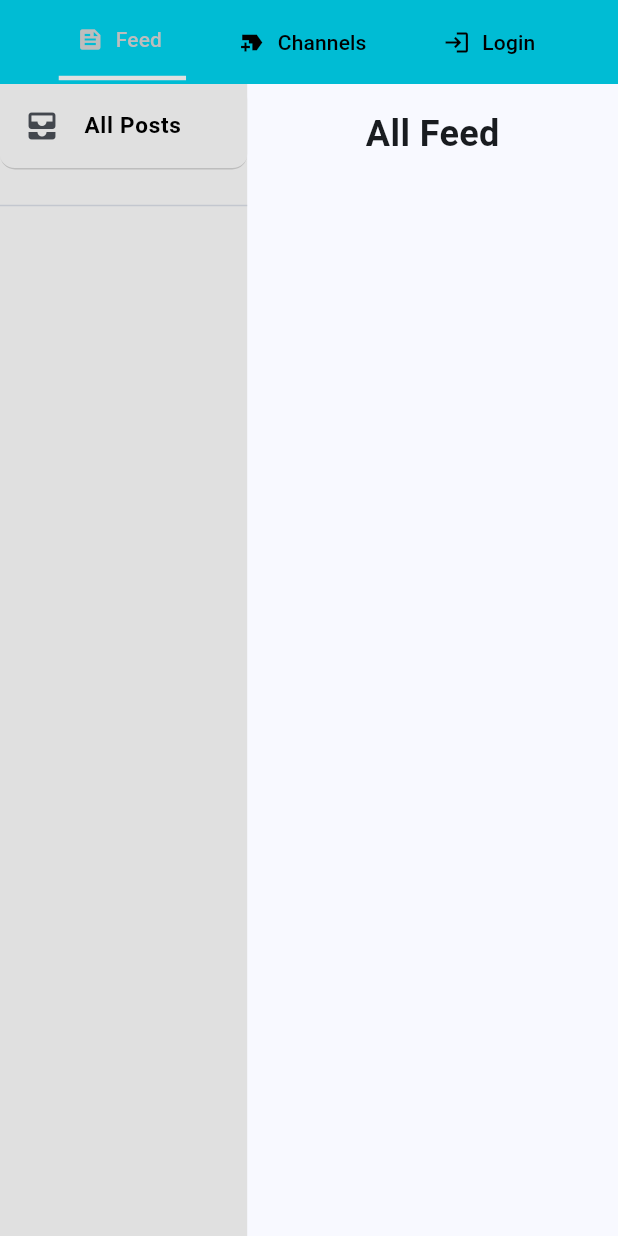
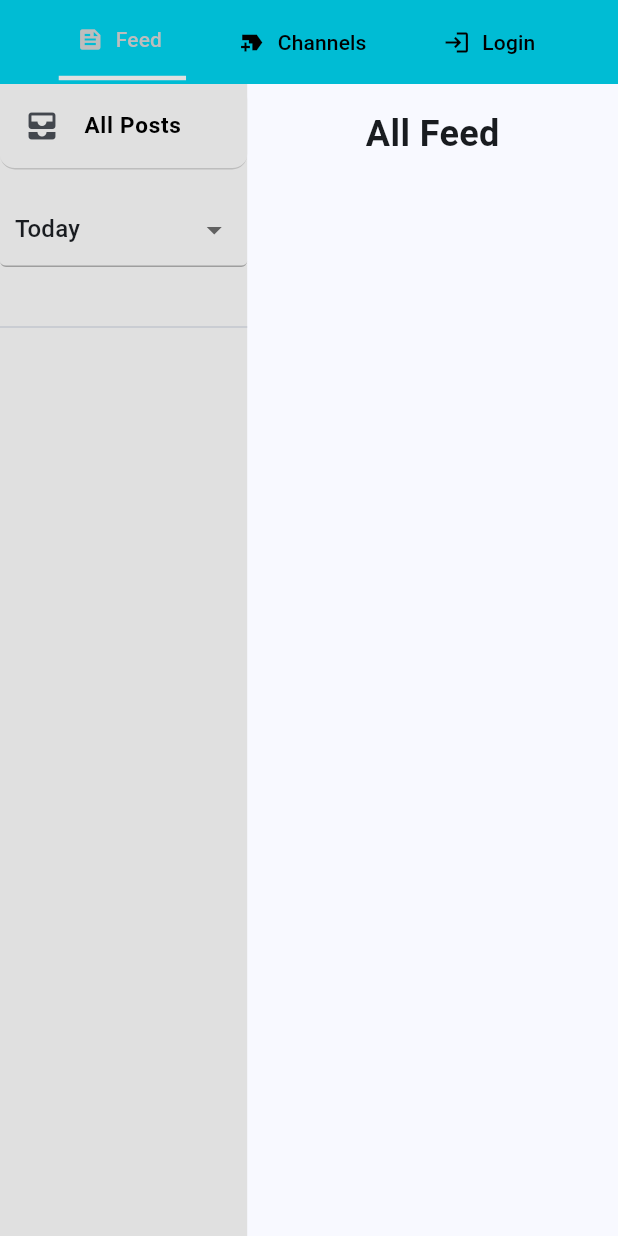
Before and after one commit to AlexNeagu123/NewsApp, a Flutter app: the screen it shows after launch, on a phone screen of 412 x 824 dp. Run offline on Flutter 3.47's test engine with Material 3 defaults, Android fonts, the phone set to English and light mode, and no system bars; our stand-ins replace cloud_firestore, firebase_auth, firebase_core, flutter_secure_storage, flutter_spinkit, freezed_annotation and 4 more; accounts and stored records are empty; generated files the repository leaves out were written again.

Commit message:
All set and done

```diff
--- a/lib/providers/providers.dart
+++ b/lib/providers/providers.dart
@@ -1,4 +1,4 @@
-import 'package:final_project/models/feeds/news_entity/news_entity.dart';
+import 'package:final_project/models/feeds/news_entity_named/news_entity_named.dart';
 import 'package:final_project/models/feeds/news_provider/news_provider.dart';
 import 'package:final_project/models/feeds/selected_channel/selected_channel.dart';
 import 'package:final_project/providers/auth_provider.dart';
@@ -6,14 +6,12 @@ import 'package:final_project/providers/news_entities_provider.dart';
 import 'package:final_project/providers/news_providers_provider.dart';
 import 'package:final_project/providers/states/auth_state.dart';
 import 'package:final_project/providers/user_subscribed_feed_provider.dart';
-import 'package:final_project/services/repositories/news_entities_repository.dart';
 import 'package:final_project/services/repositories/news_providers_repository.dart';
 import 'package:final_project/services/repositories/user_subscribed_feed_repository.dart';
 import 'package:final_project/services/storage/auth/auth_storage_service.dart';
 import 'package:final_project/services/storage/subscriptions/user_subscriptions_storage_service.dart';
 import 'package:final_project/utilities/constants.dart';
 import 'package:firebase_auth/firebase_auth.dart';
-import 'package:flutter/material.dart';
 import 'package:hooks_riverpod/hooks_riverpod.dart';
 
 // Firebase Auth Provider
@@ -30,10 +28,6 @@ final newsProvidersRepositoryProvider =
 final userSubscribedFeedRepositoryProvider =
     Provider<UserSubscribedFeedRepository>((ref) {
   return UserSubscribedFeedRepository.instance;
-});
-
-final newsEntitiesRepositoryProvider = Provider<NewsEntitiesRepository>((ref) {
-  return NewsEntitiesRepository.instance;
 });
 
 // Storage Services
@@ -72,8 +66,7 @@ final newsProvidersProvider = Provider<NewsProvidersProvider>((ref) {
 });
 
 final newsEntitesProvider = Provider<NewsEntitiesProvider>((ref) {
-  final newsEntitiesRepository = ref.watch(newsEntitiesRepositoryProvider);
-  return NewsEntitiesProvider(newsEntitiesRepository: newsEntitiesRepository);
+  return NewsEntitiesProvider();
 });
 
 // Channel Categories
@@ -114,7 +107,7 @@ final selectedCategoryChannelsProvider =
 });
 
 final selectedChannelFeedProvider =
-    FutureProvider<List<NewsEntity>>((ref) async {
+    FutureProvider<List<NewsEntityNamed>>((ref) async {
   final selectedChannel = ref.watch(selectedChannelProvider);
   final newsEntitiesProvider = ref.watch(newsEntitesProvider);
   final subscribedProviders = ref.watch(userSubscribedFeedProvider);
@@ -130,3 +123,7 @@ final selectedChannelFeedProvider =
       await newsProvidersRepository.fetchByProviderId(selectedChannel.id);
   return newsEntitiesProvider.getAllNewsByProvider(subscribedProvider);
 });
+
+final selectedTimeFrameProvider = StateProvider<String>((ref) {
+  return TimeFrameOptions.today;
+});
--- a/lib/utilities/constants.dart
+++ b/lib/utilities/constants.dart
@@ -1,6 +1,7 @@
 import 'package:final_project/models/feeds/selected_channel/selected_channel.dart';
 import 'package:uuid/uuid.dart';
 import 'package:html/parser.dart' as htmlparser;
+import 'package:intl/intl.dart';
 
 class ErrorMessages {
   static const String emailEmpty = "Email cannot be empty";
@@ -36,6 +37,19 @@ class ChannelOptions {
       SelectedChannel(id: const Uuid().v4(), name: "All Feed");
 }
 
+final dateFormats = [
+  DateFormat('yyyy-MM-dd – kk:mm'),
+  DateFormat('EEE, dd MMM yyyy'),
+  DateFormat('yyyy-MM-ddTHH:mm:ssZ'),
+  DateFormat('EEE, dd MMM yyyy HH:mm:ss \'GMT\''),
+];
+
+class TimeFrameOptions {
+  static const today = 'Today';
+  static const lastWeek = 'Last week';
+  static const lastMonth = 'Last month';
+}
+
 String truncateWithEllipsis(String text, int maxLength) {
   if (text.length > maxLength) {
     return "${text.substring(0, maxLength)}..";
--- a/lib/widgets/feed/feed_sidebar.dart
+++ b/lib/widgets/feed/feed_sidebar.dart
@@ -30,6 +30,48 @@ class FeedSidebar extends HookConsumerWidget {
                 fontSize: 15,
                 buttonTitle: "All Posts",
                 buttonIcon: const Icon(Icons.all_inbox)),
+            Container(
+              margin: const EdgeInsets.symmetric(vertical: 16, horizontal: 0),
+              decoration: const BoxDecoration(
+                border: Border(
+                  bottom: BorderSide(color: Colors.grey),
+                ),
+                borderRadius: BorderRadius.only(
+                  bottomLeft: Radius.circular(4),
+                  bottomRight: Radius.circular(4),
+                ),
+              ),
+              child: Column(
+                crossAxisAlignment: CrossAxisAlignment.start,
+                children: [
+                  Container(
+                    width: double.infinity,
+                    padding: const EdgeInsets.symmetric(horizontal: 10),
+                    child: DropdownButtonHideUnderline(
+                      child: DropdownButton<String>(
+                        isExpanded: true,
+                        value:
+                            ref.read(selectedTimeFrameProvider.notifier).state,
+                        items: <String>[
+                          TimeFrameOptions.today,
+                          TimeFrameOptions.lastWeek,
+                          TimeFrameOptions.lastMonth
+                        ].map<DropdownMenuItem<String>>((String value) {
+                          return DropdownMenuItem<String>(
+                            value: value,
+                            child: Text(value),
+                          );
+                        }).toList(),
+                        onChanged: (String? newValue) {
+                          ref.read(selectedTimeFrameProvider.notifier).state =
+                              newValue!;
+                        },
+                      ),
+                    ),
+                  ),
+                ],
+              ),
+            ),
             Container(
                 margin: const EdgeInsets.symmetric(vertical: 16, horizontal: 0),
                 child: const Divider()),
```
Also changed, not shown: lib/models/feeds/news_entity_named/news_entity_named.dart (added, +20 -0 lines), lib/providers/news_entities_provider.dart (+36 -27 lines), lib/utilities/rss_parser.dart (+40 -8 lines), lib/widgets/feed/feed_card.dart (+37 -6 lines).
